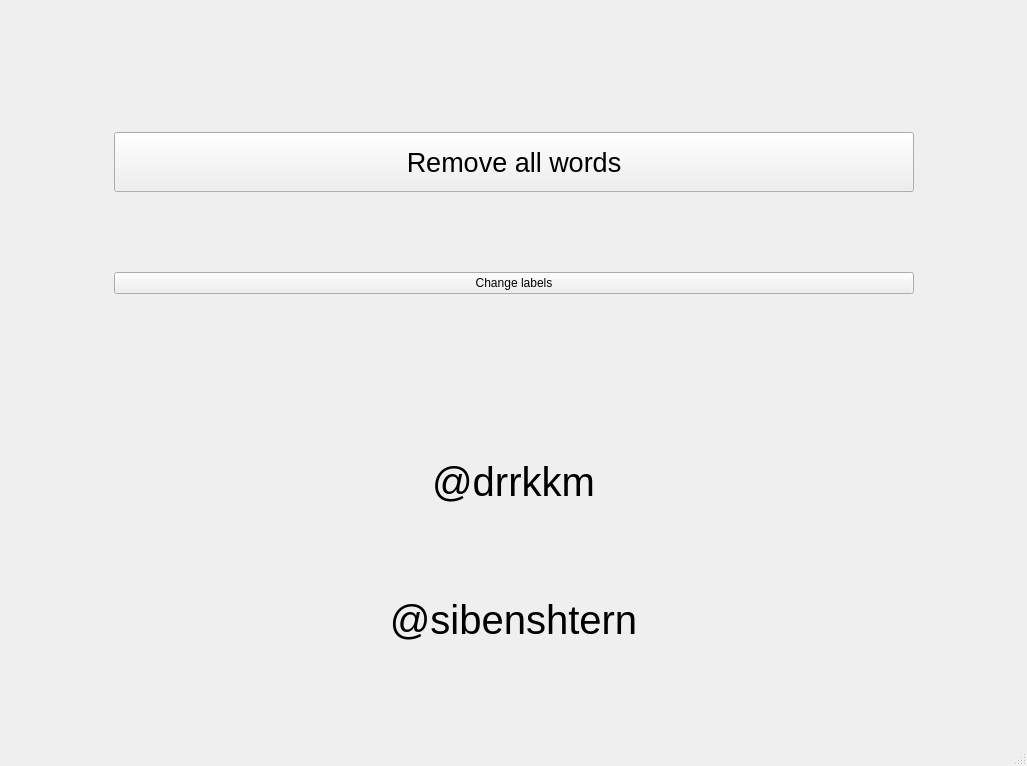
Above: wordiki_better.ui from sibenshtern/WORDiki-2.0 before the change. Below: the same form after it.
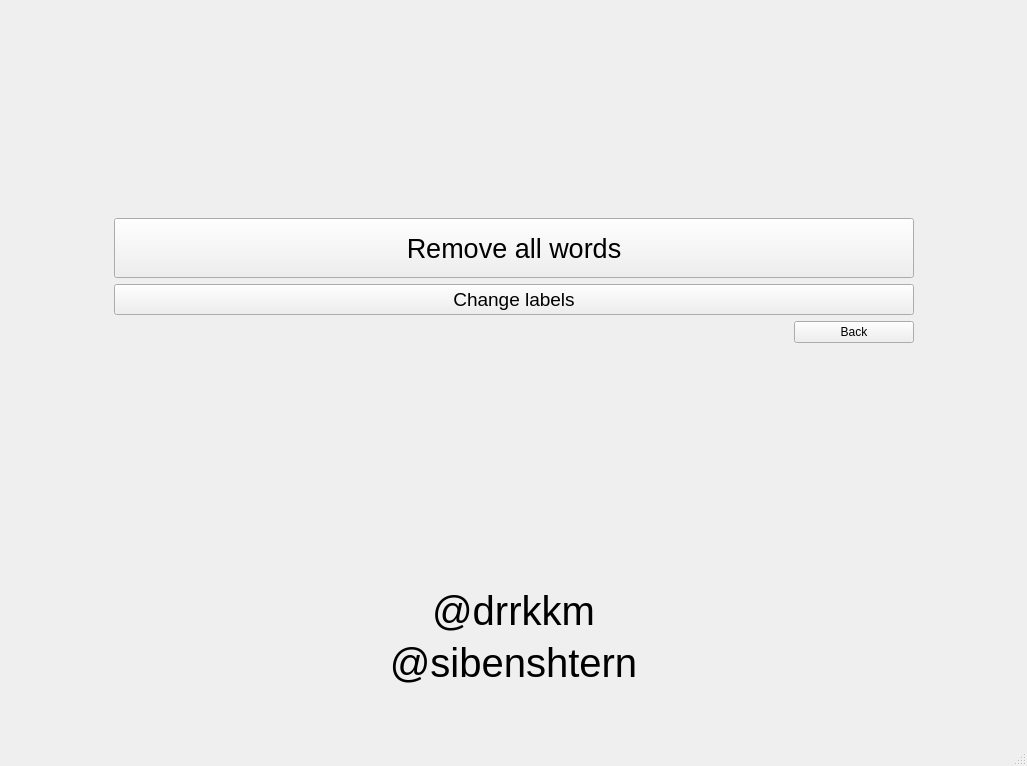
That is the form after the change. The open tabs and pages were chosen to show the change.

What changed in the file:
```diff
--- a/wordiki_better.ui
+++ b/wordiki_better.ui
@@ -191,7 +191,7 @@
                <enum>Qt::Vertical</enum>
               </property>
               <property name="sizeType">
-               <enum>QSizePolicy::Preferred</enum>
+               <enum>QSizePolicy::Expanding</enum>
               </property>
               <property name="sizeHint" stdset="0">
                <size>
@@ -227,11 +227,51 @@
             </item>
             <item>
              <widget class="QPushButton" name="change_labels_button">
+              <property name="font">
+               <font>
+                <pointsize>14</pointsize>
+               </font>
+              </property>
               <property name="text">
                <string>Change labels</string>
               </property>
              </widget>
             </item>
+            <item>
+             <widget class="QPushButton" name="return_setting_button">
+              <property name="sizePolicy">
+               <sizepolicy hsizetype="Maximum" vsizetype="Fixed">
+                <horstretch>0</horstretch>
+                <verstretch>0</verstretch>
+               </sizepolicy>
+              </property>
+              <property name="minimumSize">
+               <size>
+                <width>120</width>
+                <height>0</height>
+               </size>
+              </property>
+              <property name="layoutDirection">
+               <enum>Qt::RightToLeft</enum>
+              </property>
+              <property name="text">
+               <string>Back</string>
+              </property>
+             </widget>
+            </item>
+            <item>
+             <spacer name="verticalSpacer_14">
+              <property name="orientation">
+               <enum>Qt::Vertical</enum>
+              </property>
+              <property name="sizeHint" stdset="0">
+               <size>
+                <width>20</width>
+                <height>40</height>
+               </size>
+              </property>
+             </spacer>
+            </item>
            </layout>
           </item>
           <item>
```
Left out of the diff: 81 changed lines with no effect on the pictures.
